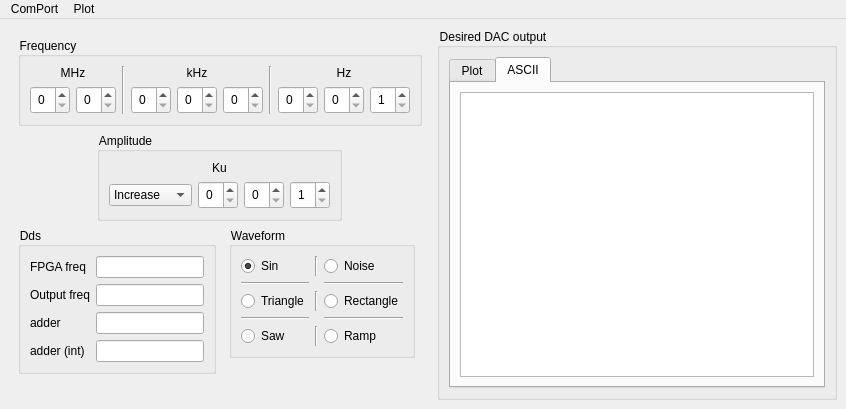
This is QtProject/Generator/mainwindow.ui in QArchy/Arbitrary-Waveform-Generator as Qt 5 draws it before an edit. The edited form follows.
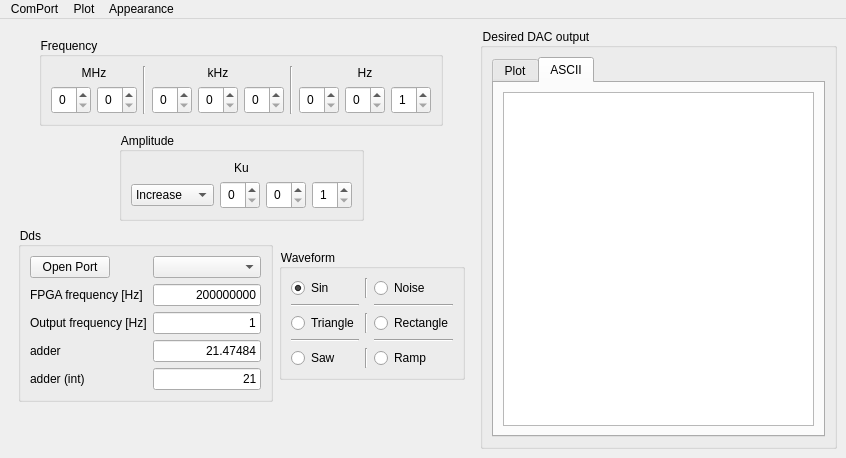
This is the edited form. The open tabs and pages were chosen to show the change. Icons and pictures are not drawn. Custom widgets are drawn as their Qt base class.

Commit message:
Added dds data collection (done by 50%)
TODOS:
1) Create com port configuration and info menu panels
2) Complete dds data collection

```diff
--- a/QtProject/Generator/mainwindow.ui
+++ b/QtProject/Generator/mainwindow.ui
@@ -7,7 +7,7 @@
     <x>0</x>
     <y>0</y>
     <width>846</width>
-    <height>409</height>
+    <height>458</height>
    </rect>
   </property>
   <property name="windowTitle">
@@ -62,7 +62,7 @@
        <item row="0" column="0">
         <widget class="QTabWidget" name="DesiredDacOutputTabs">
          <property name="currentIndex">
-          <number>0</number>
+          <number>1</number>
          </property>
          <widget class="QWidget" name="PlotOutputTab">
           <attribute name="title">
@@ -102,8 +102,8 @@
       </layout>
      </widget>
     </item>
-    <item row="0" column="0" alignment="Qt::AlignTop">
-     <widget class="QFrame" name="">
+    <item row="0" column="0" alignment="Qt::AlignHCenter|Qt::AlignTop">
+     <widget class="QFrame" name="ControlsFrame">
       <property name="sizePolicy">
        <sizepolicy hsizetype="Fixed" vsizetype="Fixed">
         <horstretch>0</horstretch>
@@ -117,36 +117,28 @@
        <property name="sizeConstraint">
         <enum>QLayout::SetDefaultConstraint</enum>
        </property>
-       <item row="0" column="0" colspan="2" alignment="Qt::AlignHCenter|Qt::AlignTop">
-        <widget class="QGroupBox" name="FrequencyGroupBox">
+       <item row="1" column="0" colspan="2" alignment="Qt::AlignHCenter|Qt::AlignTop">
+        <widget class="QGroupBox" name="AmplitudeGroupBox">
          <property name="sizePolicy">
           <sizepolicy hsizetype="Fixed" vsizetype="Fixed">
            <horstretch>0</horstretch>
            <verstretch>0</verstretch>
           </sizepolicy>
          </property>
-         <property name="toolTipDuration">
-          <number>-1</number>
-         </property>
          <property name="title">
-          <string>Frequency</string>
+          <string>Amplitude</string>
          </property>
-         <layout class="QHBoxLayout" name="horizontalLayout_9">
+         <layout class="QVBoxLayout" name="verticalLayout_5">
           <item>
-           <layout class="QVBoxLayout" name="verticalLayout_3">
-            <item>
-             <widget class="QLabel" name="label">
+           <widget class="QLabel" name="KuLabel">
               <property name="sizePolicy">
                <sizepolicy hsizetype="Minimum" vsizetype="Fixed">
                 <horstretch>0</horstretch>
                 <verstretch>0</verstretch>
                </sizepolicy>
               </property>
-              <property name="frameShape">
-               <enum>QFrame::NoFrame</enum>
-              </property>
               <property name="text">
-               <string>MHz</string>
+             <string>Ku</string>
               </property>
               <property name="alignment">
                <set>Qt::AlignCenter</set>
@@ -154,139 +146,41 @@
              </widget>
             </item>
             <item>
-             <layout class="QHBoxLayout" name="horizontalLayout_3">
-              <item>
-               <widget class="QSpinBox" name="spinBox">
-                <property name="sizePolicy">
-                 <sizepolicy hsizetype="Fixed" vsizetype="Fixed">
-                  <horstretch>0</horstretch>
-                  <verstretch>0</verstretch>
-                 </sizepolicy>
-                </property>
-                <property name="maximum">
-                 <number>9</number>
-                </property>
-               </widget>
-              </item>
-              <item>
-               <widget class="QSpinBox" name="spinBox_2">
-                <property name="sizePolicy">
-                 <sizepolicy hsizetype="Fixed" vsizetype="Fixed">
-                  <horstretch>0</horstretch>
-                  <verstretch>0</verstretch>
-                 </sizepolicy>
-                </property>
-                <property name="maximum">
-                 <number>9</number>
-                </property>
-               </widget>
-              </item>
-             </layout>
-            </item>
-           </layout>
-          </item>
-          <item>
-           <widget class="Line" name="line">
-            <property name="orientation">
-             <enum>Qt::Vertical</enum>
-            </property>
-           </widget>
-          </item>
-          <item>
-           <layout class="QVBoxLayout" name="verticalLayout_4">
-            <item>
-             <widget class="QLabel" name="label_2">
-              <property name="sizePolicy">
-               <sizepolicy hsizetype="Minimum" vsizetype="Fixed">
-                <horstretch>0</horstretch>
-                <verstretch>0</verstretch>
-               </sizepolicy>
-              </property>
-              <property name="text">
-               <string>kHz</string>
-              </property>
-              <property name="alignment">
-               <set>Qt::AlignCenter</set>
-              </property>
-             </widget>
-            </item>
-            <item>
-             <layout class="QHBoxLayout" name="horizontalLayout_4">
-              <item>
-               <widget class="QSpinBox" name="spinBox_3">
-                <property name="sizePolicy">
-                 <sizepolicy hsizetype="Fixed" vsizetype="Fixed">
-                  <horstretch>0</horstretch>
-                  <verstretch>0</verstretch>
-                 </sizepolicy>
-                </property>
-                <property name="maximum">
-                 <number>9</number>
-                </property>
-               </widget>
-              </item>
-              <item>
-               <widget class="QSpinBox" name="spinBox_4">
-                <property name="sizePolicy">
-                 <sizepolicy hsizetype="Fixed" vsizetype="Fixed">
-                  <horstretch>0</horstretch>
-                  <verstretch>0</verstretch>
-                 </sizepolicy>
-                </property>
-                <property name="maximum">
-                 <number>9</number>
-                </property>
-               </widget>
-              </item>
-              <item>
-               <widget class="QSpinBox" name="spinBox_9">
-                <property name="sizePolicy">
-                 <sizepolicy hsizetype="Fixed" vsizetype="Fixed">
-                  <horstretch>0</horstretch>
-                  <verstretch>0</verstretch>
-                 </sizepolicy>
-                </property>
-                <property name="maximum">
-                 <number>9</number>
-                </property>
-               </widget>
-              </item>
-             </layout>
-            </item>
-           </layout>
-          </item>
-          <item>
-           <widget class="Line" name="line_2">
-            <property name="orientation">
-             <enum>Qt::Vertical</enum>
-            </property>
-           </widget>
-          </item>
-          <item>
-           <layout class="QVBoxLayout" name="verticalLayout_6">
-            <item>
-             <widget class="QLabel" name="label_4">
-              <property name="sizePolicy">
-               <sizepolicy hsizetype="Minimum" vsizetype="Fixed">
-                <horstretch>0</horstretch>
-                <verstretch>0</verstretch>
-               </sizepolicy>
-              </property>
-              <property name="text">
-               <string>Hz</string>
-              </property>
-              <property name="alignment">
-               <set>Qt::AlignCenter</set>
-              </property>
-             </widget>
-            </item>
-            <item>
-             <layout class="QHBoxLayout" name="horizontalLayout_6">
+           <layout class="QHBoxLayout" name="AmplChangeLayout">
               <property name="sizeConstraint">
                <enum>QLayout::SetMaximumSize</enum>
               </property>
               <item>
-               <widget class="QSpinBox" name="spinBox_7">
+             <widget class="QComboBox" name="AmplIncrDecrComboBox">
+              <property name="sizePolicy">
+               <sizepolicy hsizetype="Fixed" vsizetype="Fixed">
+                <horstretch>0</horstretch>
+                <verstretch>0</verstretch>
+               </sizepolicy>
+              </property>
+              <property name="currentText">
+               <string>Increase</string>
+              </property>
+              <property name="currentIndex">
+               <number>0</number>
+              </property>
+              <property name="maxVisibleItems">
+               <number>2</number>
+              </property>
+              <item>
+               <property name="text">
+                <string>Increase</string>
+               </property>
+              </item>
+              <item>
+               <property name="text">
+                <string>Decrease</string>
+               </property>
+              </item>
+             </widget>
+            </item>
+            <item>
+             <widget class="QSpinBox" name="Ampl100SpinBox">
                 <property name="sizePolicy">
                  <sizepolicy hsizetype="Fixed" vsizetype="Fixed">
                   <horstretch>0</horstretch>
@@ -299,7 +193,7 @@
                </widget>
               </item>
               <item>
-               <widget class="QSpinBox" name="spinBox_10">
+             <widget class="QSpinBox" name="Ampl10SpinBox">
                 <property name="sizePolicy">
                  <sizepolicy hsizetype="Fixed" vsizetype="Fixed">
                   <horstretch>0</horstretch>
@@ -318,7 +212,7 @@
                </widget>
               </item>
               <item>
-               <widget class="QSpinBox" name="spinBox_8">
+             <widget class="QSpinBox" name="Ampl1SpinBox">
                 <property name="sizePolicy">
                  <sizepolicy hsizetype="Fixed" vsizetype="Fixed">
                   <horstretch>0</horstretch>
@@ -336,67 +230,10 @@
              </layout>
             </item>
            </layout>
-          </item>
-         </layout>
         </widget>
        </item>
-       <item row="3" column="0" alignment="Qt::AlignHCenter|Qt::AlignTop">
-        <widget class="QGroupBox" name="groupBox_3">
-         <property name="sizePolicy">
-          <sizepolicy hsizetype="Fixed" vsizetype="Fixed">
-           <horstretch>0</horstretch>
-           <verstretch>0</verstretch>
-          </sizepolicy>
-         </property>
-         <property name="title">
-          <string>Dds</string>
-         </property>
-         <layout class="QFormLayout" name="formLayout_3">
-          <item row="0" column="0">
-           <widget class="QLabel" name="label_6">
-            <property name="text">
-             <string>FPGA freq</string>
-            </property>
-           </widget>
-          </item>
-          <item row="0" column="1">
-           <widget class="QLineEdit" name="lineEdit_3"/>
-          </item>
-          <item row="1" column="0">
-           <widget class="QLabel" name="label_7">
-            <property name="text">
-             <string>Output freq</string>
-            </property>
-           </widget>
-          </item>
-          <item row="1" column="1">
-           <widget class="QLineEdit" name="lineEdit_4"/>
-          </item>
-          <item row="2" column="0">
-           <widget class="QLabel" name="label_8">
-            <property name="text">
-             <string>adder</string>
-            </property>
-           </widget>
-          </item>
-          <item row="2" column="1">
-           <widget class="QLineEdit" name="lineEdit_5"/>
-          </item>
-          <item row="3" column="0">
-           <widget class="QLabel" name="label_9">
-            <property name="text">
-             <string>adder (int)</string>
-            </property>
-           </widget>
-          </item>
-          <item row="3" column="1">
-           <widget class="QLineEdit" name="lineEdit_6"/>
-          </item>
-         </layout>
-        </widget>
-       </item>
-       <item row="3" column="1" alignment="Qt::AlignHCenter|Qt::AlignTop">
-        <widget class="QGroupBox" name="groupBox">
+       <item row="3" column="1" alignment="Qt::AlignHCenter|Qt::AlignVCenter">
+        <widget class="QGroupBox" name="WaveformGroupBox">
          <property name="sizePolicy">
           <sizepolicy hsizetype="Fixed" vsizetype="Fixed">
            <horstretch>0</horstretch>
@@ -408,7 +245,7 @@
          </property>
          <layout class="QGridLayout" name="gridLayout_3">
           <item row="0" column="0">
-           <widget class="QRadioButton" name="radioButton">
+           <widget class="QRadioButton" name="SinRadioBtn">
             <property name="sizePolicy">
              <sizepolicy hsizetype="Minimum" vsizetype="Fixed">
               <horstretch>0</horstretch>
@@ -441,7 +278,7 @@
            </widget>
           </item>
           <item row="0" column="2">
-           <widget class="QRadioButton" name="radioButton_2">
+           <widget class="QRadioButton" name="NoiseRadioBtn">
             <property name="sizePolicy">
              <sizepolicy hsizetype="Minimum" vsizetype="Fixed">
               <horstretch>0</horstretch>
@@ -478,7 +315,7 @@
            </widget>
           </item>
           <item row="2" column="0">
-           <widget class="QRadioButton" name="radioButton_3">
+           <widget class="QRadioButton" name="TriangleRadioBtn">
             <property name="sizePolicy">
              <sizepolicy hsizetype="Minimum" vsizetype="Fixed">
               <horstretch>0</horstretch>
@@ -511,7 +348,7 @@
            </widget>
           </item>
           <item row="2" column="2">
-           <widget class="QRadioButton" name="radioButton_4">
+           <widget class="QRadioButton" name="RectangleRadioBtn">
             <property name="sizePolicy">
              <sizepolicy hsizetype="Minimum" vsizetype="Fixed">
               <horstretch>0</horstretch>
@@ -548,7 +385,7 @@
            </widget>
           </item>
           <item row="4" column="0">
-           <widget class="QRadioButton" name="radioButton_5">
+           <widget class="QRadioButton" name="SawRadioBtn">
             <property name="sizePolicy">
              <sizepolicy hsizetype="Minimum" vsizetype="Fixed">
               <horstretch>0</horstretch>
@@ -578,7 +415,7 @@
            </widget>
           </item>
           <item row="4" column="2">
-           <widget class="QRadioButton" name="radioButton_6">
+           <widget class="QRadioButton" name="RampRadioBtn">
             <property name="sizePolicy">
              <sizepolicy hsizetype="Minimum" vsizetype="Fixed">
               <horstretch>0</horstretch>
@@ -593,28 +430,36 @@
          </layout>
         </widget>
        </item>
-       <item row="1" column="0" colspan="2" alignment="Qt::AlignHCenter|Qt::AlignTop">
-        <widget class="QGroupBox" name="AmplitudeGroupBox">
+       <item row="0" column="0" colspan="2" alignment="Qt::AlignHCenter|Qt::AlignTop">
+        <widget class="QGroupBox" name="FrequencyGroupBox">
          <property name="sizePolicy">
           <sizepolicy hsizetype="Fixed" vsizetype="Fixed">
            <horstretch>0</horstretch>
            <verstretch>0</verstretch>
           </sizepolicy>
          </property>
+         <property name="toolTipDuration">
+          <number>-1</number>
+         </property>
          <property name="title">
-          <string>Amplitude</string>
+          <string>Frequency</string>
          </property>
-         <layout class="QVBoxLayout" name="verticalLayout_5">
+         <layout class="QHBoxLayout" name="horizontalLayout_9">
           <item>
-           <widget class="QLabel" name="label_5">
+           <layout class="QVBoxLayout" name="MHzLayout">
+            <item>
+             <widget class="QLabel" name="MHzLabel">
             <property name="sizePolicy">
              <sizepolicy hsizetype="Minimum" vsizetype="Fixed">
               <horstretch>0</horstretch>
               <verstretch>0</verstretch>
              </sizepolicy>
             </property>
+              <property name="frameShape">
+               <enum>QFrame::NoFrame</enum>
+              </property>
             <property name="text">
-             <string>Ku</string>
+               <string>MHz</string>
             </property>
             <property name="alignment">
              <set>Qt::AlignCenter</set>
@@ -622,41 +467,139 @@
            </widget>
           </item>
           <item>
-           <layout class="QHBoxLayout" name="horizontalLayout_7">
+             <layout class="QHBoxLayout" name="SpinBoxMHzLayout">
+              <item>
+               <widget class="QSpinBox" name="Freq_10MHz_SpinBox">
+                <property name="sizePolicy">
+                 <sizepolicy hsizetype="Fixed" vsizetype="Fixed">
+                  <horstretch>0</horstretch>
+                  <verstretch>0</verstretch>
+                 </sizepolicy>
+                </property>
+                <property name="maximum">
+                 <number>9</number>
+                </property>
+               </widget>
+              </item>
+              <item>
+               <widget class="QSpinBox" name="Freq_1MHz_SpinBox">
+                <property name="sizePolicy">
+                 <sizepolicy hsizetype="Fixed" vsizetype="Fixed">
+                  <horstretch>0</horstretch>
+                  <verstretch>0</verstretch>
+                 </sizepolicy>
+                </property>
+                <property name="maximum">
+                 <number>9</number>
+                </property>
+               </widget>
+              </item>
+             </layout>
+            </item>
+           </layout>
+          </item>
+          <item>
+           <widget class="Line" name="line">
+            <property name="orientation">
+             <enum>Qt::Vertical</enum>
+            </property>
+           </widget>
+          </item>
+          <item>
+           <layout class="QVBoxLayout" name="KHzLayout">
+            <item>
+             <widget class="QLabel" name="KHzLabel">
+              <property name="sizePolicy">
+               <sizepolicy hsizetype="Minimum" vsizetype="Fixed">
+                <horstretch>0</horstretch>
+                <verstretch>0</verstretch>
+               </sizepolicy>
+              </property>
+              <property name="text">
+               <string>kHz</string>
+              </property>
+              <property name="alignment">
+               <set>Qt::AlignCenter</set>
+              </property>
+             </widget>
+            </item>
+            <item>
+             <layout class="QHBoxLayout" name="SpinBoxKHzLayout">
+              <item>
+               <widget class="QSpinBox" name="Freq_100KHz_SpinBox">
+                <property name="sizePolicy">
+                 <sizepolicy hsizetype="Fixed" vsizetype="Fixed">
+                  <horstretch>0</horstretch>
+                  <verstretch>0</verstretch>
+                 </sizepolicy>
+                </property>
+                <property name="maximum">
+                 <number>9</number>
+                </property>
+               </widget>
+              </item>
+              <item>
+               <widget class="QSpinBox" name="Freq_10KHz_SpinBox">
+                <property name="sizePolicy">
+                 <sizepolicy hsizetype="Fixed" vsizetype="Fixed">
+                  <horstretch>0</horstretch>
+                  <verstretch>0</verstretch>
+                 </sizepolicy>
+                </property>
+                <property name="maximum">
+                 <number>9</number>
+                </property>
+               </widget>
+              </item>
+              <item>
+               <widget class="QSpinBox" name="Freq_1KHz_SpinBox">
+                <property name="sizePolicy">
+                 <sizepolicy hsizetype="Fixed" vsizetype="Fixed">
+                  <horstretch>0</horstretch>
+                  <verstretch>0</verstretch>
+                 </sizepolicy>
+                </property>
+                <property name="maximum">
+                 <number>9</number>
+                </property>
+               </widget>
+              </item>
+             </layout>
+            </item>
+           </layout>
+          </item>
+          <item>
+           <widget class="Line" name="line_2">
+            <property name="orientation">
+             <enum>Qt::Vertical</enum>
+            </property>
+           </widget>
+          </item>
+          <item>
+           <layout class="QVBoxLayout" name="HzLayout">
+            <item>
+             <widget class="QLabel" name="HzLabel">
+              <property name="sizePolicy">
+               <sizepolicy hsizetype="Minimum" vsizetype="Fixed">
+                <horstretch>0</horstretch>
+                <verstretch>0</verstretch>
+               </sizepolicy>
+              </property>
+              <property name="text">
+               <string>Hz</string>
+              </property>
+              <property name="alignment">
+               <set>Qt::AlignCenter</set>
+              </property>
+             </widget>
+            </item>
+            <item>
+             <layout class="QHBoxLayout" name="SpinBoxHzLayout">
             <property name="sizeConstraint">
              <enum>QLayout::SetMaximumSize</enum>
             </property>
             <item>
-             <widget class="QComboBox" name="comboBox">
-              <property name="sizePolicy">
-               <sizepolicy hsizetype="Fixed" vsizetype="Fixed">
-                <horstretch>0</horstretch>
-                <verstretch>0</verstretch>
-               </sizepolicy>
-              </property>
-              <property name="currentText">
-               <string>Increase</string>
-              </property>
-              <property name="currentIndex">
-               <number>0</number>
-              </property>
-              <property name="maxVisibleItems">
-               <number>2</number>
-              </property>
-              <item>
-               <property name="text">
-                <string>Increase</string>
-               </property>
-              </item>
-              <item>
-               <property name="text">
-                <string>Decrease</string>
-               </property>
-              </item>
-             </widget>
-            </item>
-            <item>
-             <widget class="QSpinBox" name="spinBox_11">
+               <widget class="QSpinBox" name="Freq_100Hz_SpinBox">
               <property name="sizePolicy">
                <sizepolicy hsizetype="Fixed" vsizetype="Fixed">
                 <horstretch>0</horstretch>
@@ -669,7 +612,7 @@
              </widget>
             </item>
             <item>
-             <widget class="QSpinBox" name="spinBox_12">
+               <widget class="QSpinBox" name="Freq_10Hz_SpinBox">
               <property name="sizePolicy">
                <sizepolicy hsizetype="Fixed" vsizetype="Fixed">
                 <horstretch>0</horstretch>
@@ -688,7 +631,7 @@
              </widget>
             </item>
             <item>
-             <widget class="QSpinBox" name="spinBox_13">
+               <widget class="QSpinBox" name="Freq_1Hz_SpinBox">
               <property name="sizePolicy">
                <sizepolicy hsizetype="Fixed" vsizetype="Fixed">
                 <horstretch>0</horstretch>
@@ -704,6 +647,129 @@
              </widget>
             </item>
            </layout>
+            </item>
+           </layout>
+          </item>
+         </layout>
+        </widget>
+       </item>
+       <item row="3" column="0" alignment="Qt::AlignHCenter|Qt::AlignTop">
+        <widget class="QGroupBox" name="DdsGroupBox">
+         <property name="sizePolicy">
+          <sizepolicy hsizetype="Fixed" vsizetype="Fixed">
+           <horstretch>0</horstretch>
+           <verstretch>0</verstretch>
+          </sizepolicy>
+         </property>
+         <property name="title">
+          <string>Dds</string>
+         </property>
+         <layout class="QFormLayout" name="formLayout_3">
+          <item row="2" column="0">
+           <widget class="QLabel" name="fpgaFreqLabel">
+            <property name="text">
+             <string>FPGA frequency [Hz]</string>
+            </property>
+           </widget>
+          </item>
+          <item row="2" column="1">
+           <widget class="QLineEdit" name="fpgaFreqLineEdit">
+            <property name="text">
+             <string>200000000</string>
+            </property>
+            <property name="alignment">
+             <set>Qt::AlignRight|Qt::AlignTrailing|Qt::AlignVCenter</set>
+            </property>
+           </widget>
+          </item>
+          <item row="3" column="0">
+           <widget class="QLabel" name="outputFreqLabel">
+            <property name="text">
+             <string>Output frequency [Hz]</string>
+            </property>
+           </widget>
+          </item>
+          <item row="3" column="1">
+           <widget class="QLineEdit" name="outputFreqLineEdit">
+            <property name="text">
+             <string>1</string>
+            </property>
+            <property name="alignment">
+             <set>Qt::AlignRight|Qt::AlignTrailing|Qt::AlignVCenter</set>
+            </property>
+            <property name="readOnly">
+             <bool>true</bool>
+            </property>
+           </widget>
+          </item>
+          <item row="4" column="0">
+           <widget class="QLabel" name="adderLabel">
+            <property name="text">
+             <string>adder</string>
+            </property>
+           </widget>
+          </item>
+          <item row="4" column="1">
+           <widget class="QLineEdit" name="adderLineEdit">
+            <property name="sizePolicy">
+             <sizepolicy hsizetype="Expanding" vsizetype="Fixed">
+              <horstretch>0</horstretch>
+              <verstretch>0</verstretch>
+             </sizepolicy>
+            </property>
+            <property name="text">
+             <string>21.47484</string>
+            </property>
+            <property name="alignment">
+             <set>Qt::AlignRight|Qt::AlignTrailing|Qt::AlignVCenter</set>
+            </property>
+            <property name="readOnly">
+             <bool>true</bool>
+            </property>
+           </widget>
+          </item>
+          <item row="5" column="0">
+           <widget class="QLabel" name="adderIntLabel">
+            <property name="text">
+             <string>adder (int)</string>
+            </property>
+           </widget>
+          </item>
+          <item row="5" column="1">
+           <widget class="QLineEdit" name="adderIntLineEdit">
+            <property name="text">
+             <string>21</string>
+            </property>
+            <property name="alignment">
+             <set>Qt::AlignRight|Qt::AlignTrailing|Qt::AlignVCenter</set>
+            </property>
+            <property name="readOnly">
+             <bool>true</bool>
+            </property>
+           </widget>
+          </item>
+          <item row="0" column="1">
+           <widget class="QComboBox" name="choosePortComboBox">
+            <property name="minimumSize">
+             <size>
+              <width>0</width>
+              <height>0</height>
+             </size>
+            </property>
+           </widget>
+          </item>
+          <item row="0" column="0">
+           <widget class="QPushButton" name="portOpenBtn">
+            <property name="sizePolicy">
+             <sizepolicy hsizetype="Minimum" vsizetype="Fixed">
+              <horstretch>0</horstretch>
+              <verstretch>0</verstretch>
+             </sizepolicy>
+            </property>
+            <property name="text">
+             <string>Open Port</string>
+            </property>
+           </widget>
           </item>
          </layout>
         </widget>
@@ -726,18 +792,26 @@
     <property name="title">
      <string>ComPort</string>
     </property>
-    <addaction name="ComPortConfig"/>
-    <addaction name="ComPortInfo"/>
+    <addaction name="actionComPortConfig"/>
    </widget>
    <widget class="QMenu" name="menuPlot">
     <property name="title">
      <string>Plot</string>
     </property>
+    <addaction name="actionPlotConfig"/>
+    <addaction name="actionPlotSave"/>
+   </widget>
+   <widget class="QMenu" name="menuAppearance">
+    <property name="title">
+     <string>Appearance</string>
+    </property>
+    <addaction name="actionChangeFont"/>
    </widget>
    <addaction name="menuComPort"/>
    <addaction name="menuPlot"/>
+   <addaction name="menuAppearance"/>
   </widget>
-  <action name="ComPortConfig">
+  <action name="actionComPortConfig">
    <property name="text">
     <string>Configuration</string>
    </property>
@@ -747,6 +821,21 @@
     <string>Info</string>
    </property>
   </action>
+  <action name="actionChangeFont">
+   <property name="text">
+    <string>Font</string>
+   </property>
+  </action>
+  <action name="actionPlotConfig">
+   <property name="text">
+    <string>Configuration</string>
+   </property>
+  </action>
+  <action name="actionPlotSave">
+   <property name="text">
+    <string>Save</string>
+   </property>
+  </action>
  </widget>
  <customwidgets>
   <customwidget>
```
Lines whose indentation alone changed are shown as unchanged. The commit also changes 2 other files.
